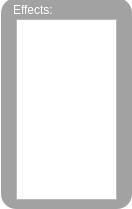
First picture: the form in Effect.ui, repository lznt/p2Scripts, before the edit.
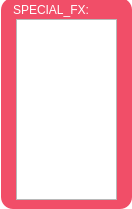
Second picture: the form after the edit.

Commit message: chage the GUI color and modify the MainMenu.js

```diff
--- a/Effect.ui
+++ b/Effect.ui
@@ -18,7 +18,8 @@
   </property>
   <property name="styleSheet">
    <string notr="true">QWidget#Effect{ background-color: transparent;}
-QFrame#frame{ background-color: rgba(136, 136, 136, 200); border-radius: 15px; }</string>
+QFrame#frame { background-color: rgba(237,29,63,200);
+ border-radius: 12px;}</string>
   </property>
   <widget class="QFrame" name="frame">
    <property name="geometry">
@@ -40,12 +41,12 @@
      <rect>
       <x>12</x>
       <y>2</y>
-      <width>54</width>
+      <width>81</width>
       <height>20</height>
      </rect>
     </property>
     <property name="text">
-     <string>&lt;html&gt;&lt;head/&gt;&lt;body&gt;&lt;p&gt;&lt;span style=&quot; color:#ffffff;&quot;&gt;Effects:&lt;/span&gt;&lt;/p&gt;&lt;/body&gt;&lt;/html&gt;</string>
+     <string>&lt;html&gt;&lt;head/&gt;&lt;body&gt;&lt;p&gt;&lt;span style=&quot; color:#ffffff;&quot;&gt;SPECIAL_FX:&lt;/span&gt;&lt;/p&gt;&lt;/body&gt;&lt;/html&gt;</string>
     </property>
    </widget>
    <widget class="QListWidget" name="EffectListWidget">
```
The commit also changes 11 other files.
